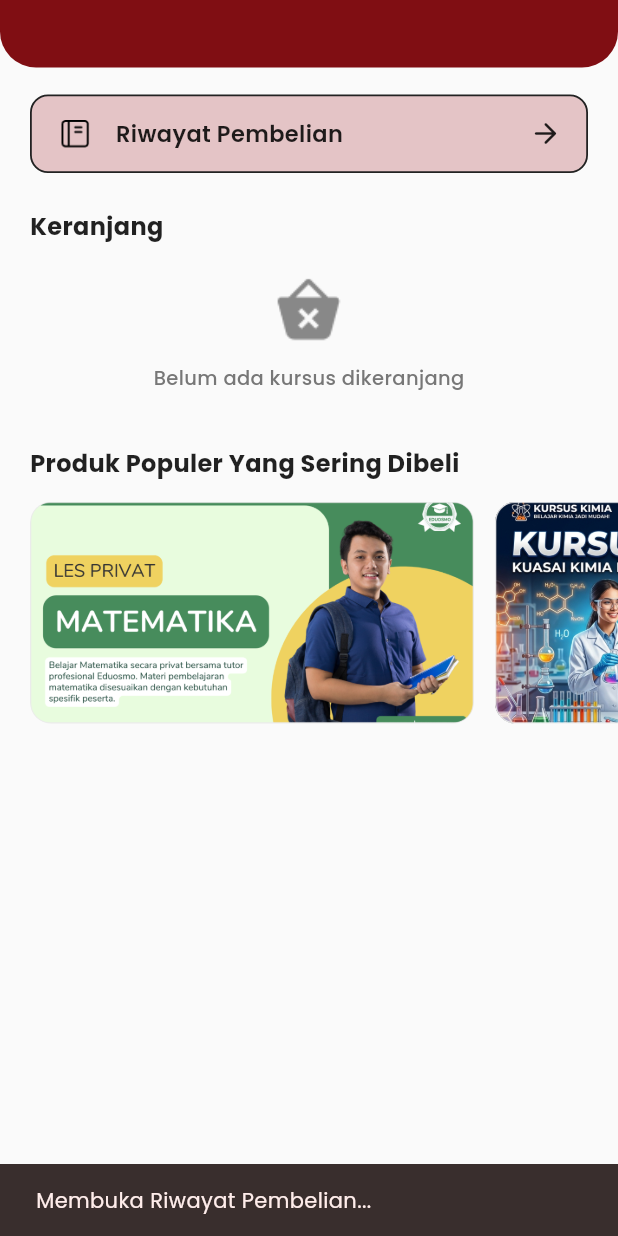
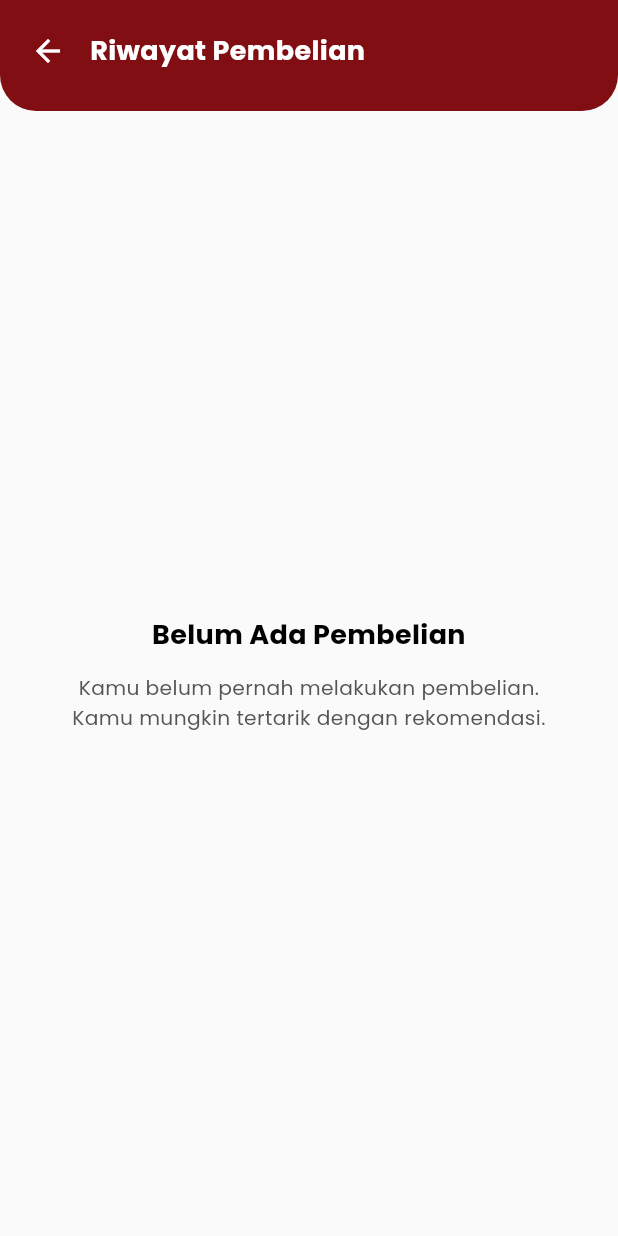
Before and after one commit to Antoniusmnk/marketplace_kelas, a Flutter app: the PurchaseScreen screen opened directly, after a tap on "Riwayat Pembelian", on a phone screen of 412 x 824 dp. Run offline on Flutter 3.47's test engine with Material 3 defaults, Android fonts, the phone set to English and light mode, and no system bars.

Commit message:
Tambah halaman Riwayat Pembelian dari halaman Pembelian

```diff
--- /dev/null
+++ b/lib/screens/main/purchase_history_screen.dart
@@ -0,0 +1,112 @@
+import 'package:flutter/material.dart';
+import 'package:flutter/services.dart';
+
+class PurchaseHistoryScreen extends StatelessWidget {
+  const PurchaseHistoryScreen({super.key});
+
+  static const Color primaryColor = Color(0xFF800E13);
+
+  @override
+  Widget build(BuildContext context) {
+    SystemChrome.setSystemUIOverlayStyle(
+      const SystemUiOverlayStyle(
+        statusBarColor: Colors.transparent,
+        statusBarIconBrightness: Brightness.light,
+        statusBarBrightness: Brightness.dark,
+      ),
+    );
+
+    return Scaffold(
+      backgroundColor: const Color(0xFFFAFAFA),
+      body: SafeArea(
+        top: false,
+        child: Column(
+          children: [
+            // 1. Header Marun dengan Tombol Panah Kembali & Judul 'Riwayat Pembelian'
+            _buildHeader(context),
+
+            // 2. Konten Tengah: Pesan Belum Ada Pembelian
+            const Expanded(
+              child: Center(
+                child: Padding(
+                  padding: EdgeInsets.symmetric(horizontal: 24.0),
+                  child: Column(
+                    mainAxisSize: MainAxisSize.min,
+                    children: [
+                      Text(
+                        'Belum Ada Pembelian',
+                        textAlign: TextAlign.center,
+                        style: TextStyle(
+                          fontSize: 18,
+                          fontWeight: FontWeight.bold,
+                          color: Colors.black,
+                          fontFamily: 'Poppins',
+                        ),
+                      ),
+                      SizedBox(height: 12),
+                      Text(
+                        'Kamu belum pernah melakukan pembelian.\nKamu mungkin tertarik dengan rekomendasi.',
+                        textAlign: TextAlign.center,
+                        style: TextStyle(
+                          fontSize: 13.5,
+                          fontWeight: FontWeight.w400,
+                          color: Color(0xFF555555),
+                          fontFamily: 'Poppins',
+                          height: 1.45,
+                        ),
+                      ),
+                    ],
+                  ),
+                ),
+              ),
+            ),
+          ],
+        ),
+      ),
+    );
+  }
+
+  // --- Header Marun ---
+  Widget _buildHeader(BuildContext context) {
+    return Container(
+      width: double.infinity,
+      decoration: const BoxDecoration(
+        color: primaryColor,
+        borderRadius: BorderRadius.only(
+          bottomLeft: Radius.circular(24),
+          bottomRight: Radius.circular(24),
+        ),
+      ),
+      padding: EdgeInsets.only(
+        top: MediaQuery.of(context).padding.top + 10,
+        bottom: 16,
+        left: 8,
+        right: 16,
+      ),
+      child: Row(
+        children: [
+          IconButton(
+            icon: const Icon(
+              Icons.arrow_back,
+              color: Colors.white,
+              size: 24,
+            ),
+            onPressed: () {
+              Navigator.pop(context);
+            },
+          ),
+          const SizedBox(width: 4),
+          const Text(
+            'Riwayat Pembelian',
+            style: TextStyle(
+              color: Colors.white,
+              fontSize: 18,
+              fontWeight: FontWeight.bold,
+              fontFamily: 'Poppins',
+            ),
+          ),
+        ],
+      ),
+    );
+  }
+}
--- a/lib/screens/main/purchase_screen.dart
+++ b/lib/screens/main/purchase_screen.dart
@@ -2,6 +2,7 @@ import 'package:flutter/material.dart';
 import 'package:flutter/services.dart';
 import '../../data/courses_data.dart';
 import '../courses/course_detail_screen.dart';
+import 'purchase_history_screen.dart';
 
 class PurchaseScreen extends StatelessWidget {
   const PurchaseScreen({super.key});
@@ -69,9 +70,10 @@ class PurchaseScreen extends StatelessWidget {
                       padding: const EdgeInsets.symmetric(horizontal: 20),
                       child: InkWell(
                         onTap: () {
-                          ScaffoldMessenger.of(context).showSnackBar(
-                            const SnackBar(
-                              content: Text('Membuka Riwayat Pembelian...'),
+                          Navigator.push(
+                            context,
+                            MaterialPageRoute(
+                              builder: (_) => const PurchaseHistoryScreen(),
                             ),
                           );
                         },
```
